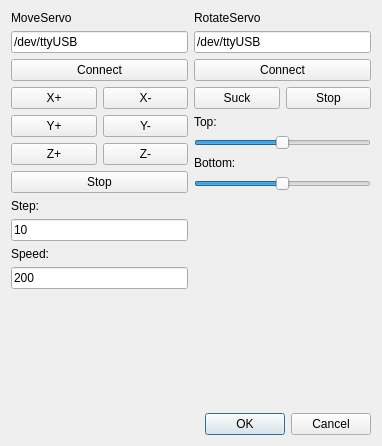
The window that servotestdialog.ui (wh201906/Pharmacy_Robot) describes before a commit, drawn with Qt 5.
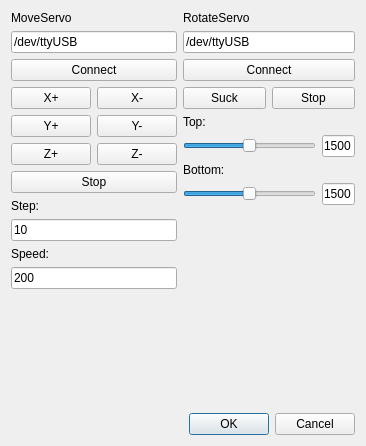
The same window after the commit.

Commit message: Display exact value of rotate servo

```diff
--- a/servotestdialog.ui
+++ b/servotestdialog.ui
@@ -6,7 +6,7 @@
    <rect>
     <x>0</x>
     <y>0</y>
-    <width>382</width>
+    <width>366</width>
     <height>446</height>
    </rect>
   </property>
@@ -183,7 +183,15 @@
         </widget>
        </item>
        <item>
+        <layout class="QHBoxLayout" name="horizontalLayout">
+         <item>
         <widget class="QSlider" name="rotateTopSlider">
+           <property name="sizePolicy">
+            <sizepolicy hsizetype="Expanding" vsizetype="Fixed">
+             <horstretch>4</horstretch>
+             <verstretch>0</verstretch>
+            </sizepolicy>
+           </property>
          <property name="minimum">
           <number>500</number>
          </property>
@@ -200,6 +208,21 @@
           <enum>Qt::Horizontal</enum>
          </property>
         </widget>
+         </item>
+         <item>
+          <widget class="QLineEdit" name="rotateTopEdit">
+           <property name="sizePolicy">
+            <sizepolicy hsizetype="Expanding" vsizetype="Fixed">
+             <horstretch>1</horstretch>
+             <verstretch>0</verstretch>
+            </sizepolicy>
+           </property>
+           <property name="text">
+            <string>1500</string>
+           </property>
+          </widget>
+         </item>
+        </layout>
        </item>
        <item>
         <widget class="QLabel" name="label_6">
@@ -209,7 +232,15 @@
         </widget>
        </item>
        <item>
+        <layout class="QHBoxLayout" name="horizontalLayout_2">
+         <item>
         <widget class="QSlider" name="rotateBottomSlider">
+           <property name="sizePolicy">
+            <sizepolicy hsizetype="Expanding" vsizetype="Fixed">
+             <horstretch>4</horstretch>
+             <verstretch>0</verstretch>
+            </sizepolicy>
+           </property>
          <property name="minimum">
           <number>500</number>
          </property>
@@ -226,6 +257,21 @@
           <enum>Qt::Horizontal</enum>
          </property>
         </widget>
+         </item>
+         <item>
+          <widget class="QLineEdit" name="rotateBottomEdit">
+           <property name="sizePolicy">
+            <sizepolicy hsizetype="Expanding" vsizetype="Fixed">
+             <horstretch>1</horstretch>
+             <verstretch>0</verstretch>
+            </sizepolicy>
+           </property>
+           <property name="text">
+            <string>1500</string>
+           </property>
+          </widget>
+         </item>
+        </layout>
        </item>
        <item>
         <spacer name="verticalSpacer_2">
```
Lines whose indentation alone changed are shown as unchanged. The commit also changes 2 other files.
